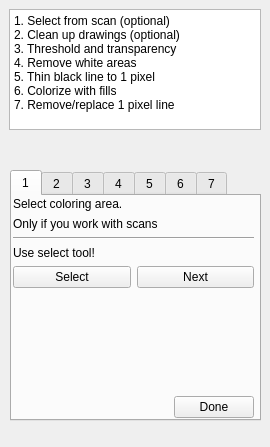
This is app/ui/bitmapcoloringwidget.ui in pencil2d/pencil as Qt 5 draws it before an edit. The edited form follows.
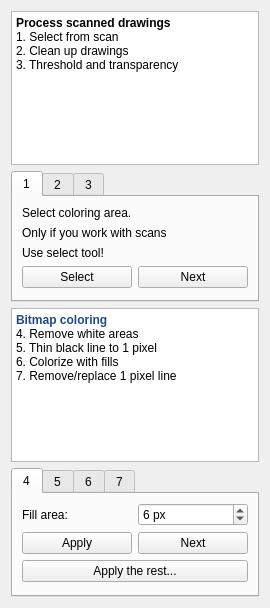
This is the edited form.

Commit message: Finished designing Bitmap Color Process Dock

```diff
--- a/app/ui/bitmapcoloringwidget.ui
+++ b/app/ui/bitmapcoloringwidget.ui
@@ -7,60 +7,36 @@
     <x>0</x>
     <y>0</y>
     <width>270</width>
-    <height>447</height>
+    <height>608</height>
    </rect>
   </property>
   <property name="windowTitle">
    <string>Form</string>
   </property>
-  <widget class="QTextEdit" name="textEdit">
-   <property name="geometry">
-    <rect>
-     <x>9</x>
-     <y>9</y>
-     <width>252</width>
-     <height>121</height>
-    </rect>
-   </property>
+  <layout class="QVBoxLayout" name="verticalLayout_8">
+   <item>
+    <widget class="QTextEdit" name="te_processDrawings">
    <property name="html">
     <string>&lt;!DOCTYPE HTML PUBLIC &quot;-//W3C//DTD HTML 4.0//EN&quot; &quot;http://www.w3.org/TR/REC-html40/strict.dtd&quot;&gt;
 &lt;html&gt;&lt;head&gt;&lt;meta name=&quot;qrichtext&quot; content=&quot;1&quot; /&gt;&lt;style type=&quot;text/css&quot;&gt;
 p, li { white-space: pre-wrap; }
 &lt;/style&gt;&lt;/head&gt;&lt;body style=&quot; font-family:'Sans'; font-size:9pt; font-weight:400; font-style:normal;&quot;&gt;
-&lt;p style=&quot; margin-top:0px; margin-bottom:0px; margin-left:0px; margin-right:0px; -qt-block-indent:0; text-indent:0px;&quot;&gt;1. Select from scan (optional)&lt;/p&gt;
-&lt;p style=&quot; margin-top:0px; margin-bottom:0px; margin-left:0px; margin-right:0px; -qt-block-indent:0; text-indent:0px;&quot;&gt;2. Clean up drawings (optional)&lt;/p&gt;
-&lt;p style=&quot; margin-top:0px; margin-bottom:0px; margin-left:0px; margin-right:0px; -qt-block-indent:0; text-indent:0px;&quot;&gt;3. Threshold and transparency&lt;/p&gt;
-&lt;p style=&quot; margin-top:0px; margin-bottom:0px; margin-left:0px; margin-right:0px; -qt-block-indent:0; text-indent:0px;&quot;&gt;4. Remove white areas&lt;/p&gt;
-&lt;p style=&quot; margin-top:0px; margin-bottom:0px; margin-left:0px; margin-right:0px; -qt-block-indent:0; text-indent:0px;&quot;&gt;5. Thin black line to 1 pixel&lt;/p&gt;
-&lt;p style=&quot; margin-top:0px; margin-bottom:0px; margin-left:0px; margin-right:0px; -qt-block-indent:0; text-indent:0px;&quot;&gt;6. Colorize with fills&lt;/p&gt;
-&lt;p style=&quot; margin-top:0px; margin-bottom:0px; margin-left:0px; margin-right:0px; -qt-block-indent:0; text-indent:0px;&quot;&gt;7. Remove/replace 1 pixel line&lt;/p&gt;&lt;/body&gt;&lt;/html&gt;</string>
-   </property>
-  </widget>
+&lt;p style=&quot; margin-top:0px; margin-bottom:0px; margin-left:0px; margin-right:0px; -qt-block-indent:0; text-indent:0px;&quot;&gt;&lt;span style=&quot; font-weight:600;&quot;&gt;Process scanned drawings&lt;/span&gt;&lt;/p&gt;
+&lt;p style=&quot; margin-top:0px; margin-bottom:0px; margin-left:0px; margin-right:0px; -qt-block-indent:0; text-indent:0px;&quot;&gt;1. Select from scan&lt;/p&gt;
+&lt;p style=&quot; margin-top:0px; margin-bottom:0px; margin-left:0px; margin-right:0px; -qt-block-indent:0; text-indent:0px;&quot;&gt;2. Clean up drawings&lt;/p&gt;
+&lt;p style=&quot; margin-top:0px; margin-bottom:0px; margin-left:0px; margin-right:0px; -qt-block-indent:0; text-indent:0px;&quot;&gt;3. Threshold and transparency&lt;/p&gt;&lt;/body&gt;&lt;/html&gt;</string>
+     </property>
+    </widget>
+   </item>
+   <item>
   <widget class="QTabWidget" name="tabWidget">
-   <property name="geometry">
-    <rect>
-     <x>10</x>
-     <y>170</y>
-     <width>251</width>
-     <height>251</height>
-    </rect>
-   </property>
    <property name="currentIndex">
     <number>0</number>
    </property>
-   <widget class="QWidget" name="tab1_selectFromScan">
+     <widget class="QWidget" name="tab_1">
     <attribute name="title">
      <string>1</string>
     </attribute>
-    <widget class="QWidget" name="layoutWidget">
-     <property name="geometry">
-      <rect>
-       <x>1</x>
-       <y>1</y>
-       <width>241</width>
-       <height>221</height>
-      </rect>
-     </property>
      <layout class="QVBoxLayout" name="verticalLayout">
       <item>
        <widget class="QLabel" name="lab1_1">
@@ -70,21 +46,14 @@
        </widget>
       </item>
       <item>
-       <widget class="QLabel" name="label">
+        <widget class="QLabel" name="lab1_2">
         <property name="text">
          <string>Only if you work with scans</string>
         </property>
        </widget>
       </item>
       <item>
-       <widget class="Line" name="line">
-        <property name="orientation">
-         <enum>Qt::Horizontal</enum>
-        </property>
-       </widget>
-      </item>
-      <item>
-       <widget class="QLabel" name="label_3">
+        <widget class="QLabel" name="lab1_3">
         <property name="text">
          <string>Use select tool!</string>
         </property>
@@ -121,63 +90,29 @@
         </property>
        </spacer>
       </item>
-      <item>
-       <layout class="QHBoxLayout" name="horizontalLayout">
-        <item>
-         <spacer name="horizontalSpacer">
-          <property name="orientation">
-           <enum>Qt::Horizontal</enum>
-          </property>
-          <property name="sizeHint" stdset="0">
-           <size>
-            <width>40</width>
-            <height>20</height>
-           </size>
-          </property>
-         </spacer>
-        </item>
-        <item>
-         <widget class="QPushButton" name="btnDone1_Select">
-          <property name="text">
-           <string>Done</string>
-          </property>
-         </widget>
-        </item>
-       </layout>
-      </item>
-     </layout>
-    </widget>
-   </widget>
-   <widget class="QWidget" name="tab2_cleanup">
+      </layout>
+     </widget>
+     <widget class="QWidget" name="tab_2">
     <attribute name="title">
      <string>2</string>
     </attribute>
-    <widget class="QWidget" name="layoutWidget">
-     <property name="geometry">
-      <rect>
-       <x>0</x>
-       <y>11</y>
-       <width>241</width>
-       <height>201</height>
-      </rect>
-     </property>
      <layout class="QVBoxLayout" name="verticalLayout_2">
       <item>
-       <widget class="QLabel" name="lab1_4">
+        <widget class="QLabel" name="lab2_1">
         <property name="text">
          <string>Clean up if necessary</string>
         </property>
        </widget>
       </item>
       <item>
-       <widget class="QLabel" name="lab1_5">
+        <widget class="QLabel" name="lab2_2">
         <property name="text">
          <string>Use normal tools</string>
         </property>
        </widget>
       </item>
       <item>
-       <widget class="QLabel" name="lab1_6">
+        <widget class="QLabel" name="lab2_3">
         <property name="text">
          <string>Finish all drawings</string>
         </property>
@@ -196,58 +131,24 @@
         </property>
        </spacer>
       </item>
-      <item>
-       <layout class="QHBoxLayout" name="horizontalLayout_2">
-        <item>
-         <spacer name="horizontalSpacer_2">
-          <property name="orientation">
-           <enum>Qt::Horizontal</enum>
-          </property>
-          <property name="sizeHint" stdset="0">
-           <size>
-            <width>40</width>
-            <height>20</height>
-           </size>
-          </property>
-         </spacer>
-        </item>
-        <item>
-         <widget class="QPushButton" name="btnDoneCleanUp_2">
-          <property name="text">
-           <string>Done</string>
-          </property>
-         </widget>
-        </item>
-       </layout>
-      </item>
-     </layout>
-    </widget>
-   </widget>
-   <widget class="QWidget" name="tab3_threshold">
+      </layout>
+     </widget>
+     <widget class="QWidget" name="tab_3">
     <attribute name="title">
      <string>3</string>
     </attribute>
-    <widget class="QWidget" name="layoutWidget_2">
-     <property name="geometry">
-      <rect>
-       <x>10</x>
-       <y>0</y>
-       <width>231</width>
-       <height>221</height>
-      </rect>
-     </property>
      <layout class="QVBoxLayout" name="verticalLayout_3">
       <item>
        <layout class="QHBoxLayout" name="horizontalLayout_4">
         <item>
-         <widget class="QLabel" name="label_2">
+          <widget class="QLabel" name="lab2_Threshold">
           <property name="text">
            <string>Choose threshold</string>
           </property>
          </widget>
         </item>
         <item>
-         <widget class="QSpinBox" name="spinBox_2">
+          <widget class="QSpinBox" name="sb2_Threshold">
           <property name="minimum">
            <number>150</number>
           </property>
@@ -262,16 +163,27 @@
        </layout>
       </item>
       <item>
-       <widget class="QPushButton" name="pushButton_4">
+        <layout class="QHBoxLayout" name="horizontalLayout_6">
+         <item>
+          <widget class="QPushButton" name="btn3_apply">
         <property name="text">
-         <string>Apply active drawing</string>
+            <string>Apply</string>
         </property>
        </widget>
       </item>
       <item>
-       <widget class="QPushButton" name="pushButton_5">
+          <widget class="QPushButton" name="btn3_Next">
         <property name="text">
-         <string>Apply all drawings</string>
+            <string>Next</string>
+           </property>
+          </widget>
+         </item>
+        </layout>
+       </item>
+       <item>
+        <widget class="QPushButton" name="btn3_applyRest">
+         <property name="text">
+          <string>Apply the rest...</string>
         </property>
        </widget>
       </item>
@@ -288,54 +200,204 @@
         </property>
        </spacer>
       </item>
-      <item>
-       <layout class="QHBoxLayout" name="horizontalLayout_5">
-        <item>
-         <spacer name="horizontalSpacer_3">
-          <property name="orientation">
-           <enum>Qt::Horizontal</enum>
-          </property>
-          <property name="sizeHint" stdset="0">
-           <size>
-            <width>40</width>
-            <height>20</height>
-           </size>
-          </property>
-         </spacer>
+      </layout>
+     </widget>
+    </widget>
         </item>
         <item>
-         <widget class="QPushButton" name="pushButton_6">
-          <property name="text">
-           <string>Done</string>
+    <widget class="QTextEdit" name="te_bitmapColoring">
+     <property name="html">
+      <string>&lt;!DOCTYPE HTML PUBLIC &quot;-//W3C//DTD HTML 4.0//EN&quot; &quot;http://www.w3.org/TR/REC-html40/strict.dtd&quot;&gt;
+&lt;html&gt;&lt;head&gt;&lt;meta name=&quot;qrichtext&quot; content=&quot;1&quot; /&gt;&lt;style type=&quot;text/css&quot;&gt;
+p, li { white-space: pre-wrap; }
+&lt;/style&gt;&lt;/head&gt;&lt;body style=&quot; font-family:'Sans'; font-size:9pt; font-weight:400; font-style:normal;&quot;&gt;
+&lt;p style=&quot; margin-top:0px; margin-bottom:0px; margin-left:0px; margin-right:0px; -qt-block-indent:0; text-indent:0px;&quot;&gt;&lt;span style=&quot; font-weight:600; color:#204a87;&quot;&gt;Bitmap coloring&lt;/span&gt;&lt;/p&gt;
+&lt;p style=&quot; margin-top:0px; margin-bottom:0px; margin-left:0px; margin-right:0px; -qt-block-indent:0; text-indent:0px;&quot;&gt;4. Remove white areas&lt;/p&gt;
+&lt;p style=&quot; margin-top:0px; margin-bottom:0px; margin-left:0px; margin-right:0px; -qt-block-indent:0; text-indent:0px;&quot;&gt;5. Thin black line to 1 pixel&lt;/p&gt;
+&lt;p style=&quot; margin-top:0px; margin-bottom:0px; margin-left:0px; margin-right:0px; -qt-block-indent:0; text-indent:0px;&quot;&gt;6. Colorize with fills&lt;/p&gt;
+&lt;p style=&quot; margin-top:0px; margin-bottom:0px; margin-left:0px; margin-right:0px; -qt-block-indent:0; text-indent:0px;&quot;&gt;7. Remove/replace 1 pixel line&lt;/p&gt;&lt;/body&gt;&lt;/html&gt;</string>
           </property>
          </widget>
         </item>
-       </layout>
-      </item>
-     </layout>
-    </widget>
-   </widget>
-   <widget class="QWidget" name="tab4_removeWhiteArea">
+   <item>
+    <widget class="QTabWidget" name="tabWidget_2">
+     <property name="currentIndex">
+      <number>0</number>
+     </property>
+     <widget class="QWidget" name="tab_4">
     <attribute name="title">
      <string>4</string>
     </attribute>
-   </widget>
-   <widget class="QWidget" name="tab5_thinBlackLine">
+      <layout class="QVBoxLayout" name="verticalLayout_4">
+       <item>
+        <layout class="QHBoxLayout" name="horizontalLayout_7">
+         <item>
+          <widget class="QLabel" name="lab4_fill">
+           <property name="text">
+            <string>Fill area:</string>
+           </property>
+          </widget>
+         </item>
+         <item>
+          <widget class="QSpinBox" name="sb4_fillArea">
+           <property name="suffix">
+            <string> px</string>
+           </property>
+           <property name="minimum">
+            <number>1</number>
+           </property>
+           <property name="maximum">
+            <number>16</number>
+           </property>
+           <property name="value">
+            <number>6</number>
+           </property>
+          </widget>
+         </item>
+        </layout>
+       </item>
+       <item>
+        <layout class="QHBoxLayout" name="horizontalLayout">
+         <item>
+          <widget class="QPushButton" name="btn4_apply">
+           <property name="text">
+            <string>Apply</string>
+           </property>
+          </widget>
+         </item>
+         <item>
+          <widget class="QPushButton" name="btn4_next">
+           <property name="text">
+            <string>Next</string>
+           </property>
+          </widget>
+         </item>
+        </layout>
+       </item>
+       <item>
+        <widget class="QPushButton" name="btn4_applyRest">
+         <property name="text">
+          <string>Apply the rest...</string>
+         </property>
+        </widget>
+       </item>
+       <item>
+        <spacer name="verticalSpacer_4">
+         <property name="orientation">
+          <enum>Qt::Vertical</enum>
+         </property>
+         <property name="sizeHint" stdset="0">
+          <size>
+           <width>20</width>
+           <height>40</height>
+          </size>
+         </property>
+        </spacer>
+       </item>
+      </layout>
+     </widget>
+     <widget class="QWidget" name="tab_5">
     <attribute name="title">
      <string>5</string>
     </attribute>
-   </widget>
-   <widget class="QWidget" name="tab6_colorize">
+      <layout class="QVBoxLayout" name="verticalLayout_5">
+       <item>
+        <layout class="QHBoxLayout" name="horizontalLayout_2">
+         <item>
+          <widget class="QPushButton" name="btn5_thin">
+           <property name="text">
+            <string>Thin line</string>
+           </property>
+          </widget>
+         </item>
+         <item>
+          <widget class="QPushButton" name="btn5_next">
+           <property name="text">
+            <string>Next</string>
+           </property>
+          </widget>
+         </item>
+        </layout>
+       </item>
+       <item>
+        <widget class="QPushButton" name="btn5_thinRest">
+         <property name="text">
+          <string>Thin rest...</string>
+         </property>
+        </widget>
+       </item>
+       <item>
+        <spacer name="verticalSpacer_5">
+         <property name="orientation">
+          <enum>Qt::Vertical</enum>
+         </property>
+         <property name="sizeHint" stdset="0">
+          <size>
+           <width>20</width>
+           <height>31</height>
+          </size>
+         </property>
+        </spacer>
+       </item>
+      </layout>
+     </widget>
+     <widget class="QWidget" name="tab_6">
     <attribute name="title">
      <string>6</string>
     </attribute>
-   </widget>
-   <widget class="QWidget" name="tab7_replaceBlack">
+      <layout class="QVBoxLayout" name="verticalLayout_7">
+       <item>
+        <widget class="QLabel" name="lab6">
+         <property name="text">
+          <string>Colorize...</string>
+         </property>
+        </widget>
+       </item>
+       <item>
+        <spacer name="verticalSpacer_6">
+         <property name="orientation">
+          <enum>Qt::Vertical</enum>
+         </property>
+         <property name="sizeHint" stdset="0">
+          <size>
+           <width>20</width>
+           <height>70</height>
+          </size>
+         </property>
+        </spacer>
+       </item>
+      </layout>
+     </widget>
+     <widget class="QWidget" name="tab_7">
     <attribute name="title">
      <string>7</string>
     </attribute>
-   </widget>
-  </widget>
+      <layout class="QVBoxLayout" name="verticalLayout_6">
+       <item>
+        <widget class="QPushButton" name="btn7_replaceThinLines">
+         <property name="text">
+          <string>Replace thin lines...</string>
+         </property>
+        </widget>
+       </item>
+       <item>
+        <spacer name="verticalSpacer_7">
+         <property name="orientation">
+          <enum>Qt::Vertical</enum>
+         </property>
+         <property name="sizeHint" stdset="0">
+          <size>
+           <width>20</width>
+           <height>62</height>
+          </size>
+         </property>
+        </spacer>
+       </item>
+      </layout>
+     </widget>
+    </widget>
+   </item>
+  </layout>
  </widget>
  <resources/>
  <connections/>
```
Lines whose indentation alone changed are shown as unchanged.
